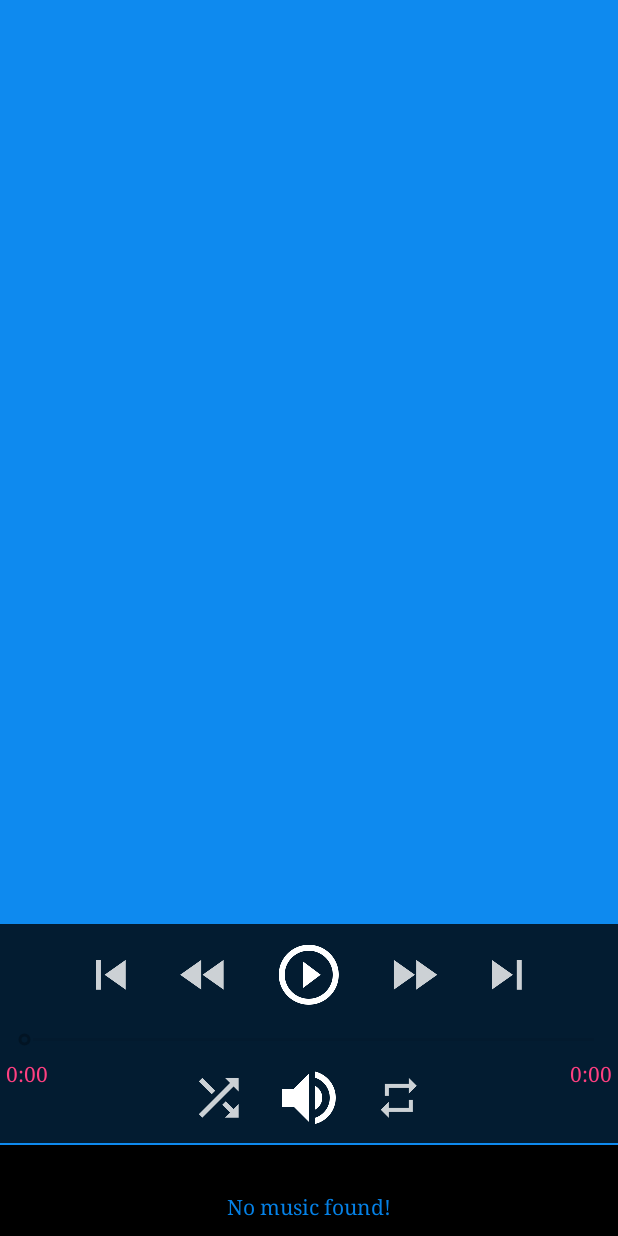
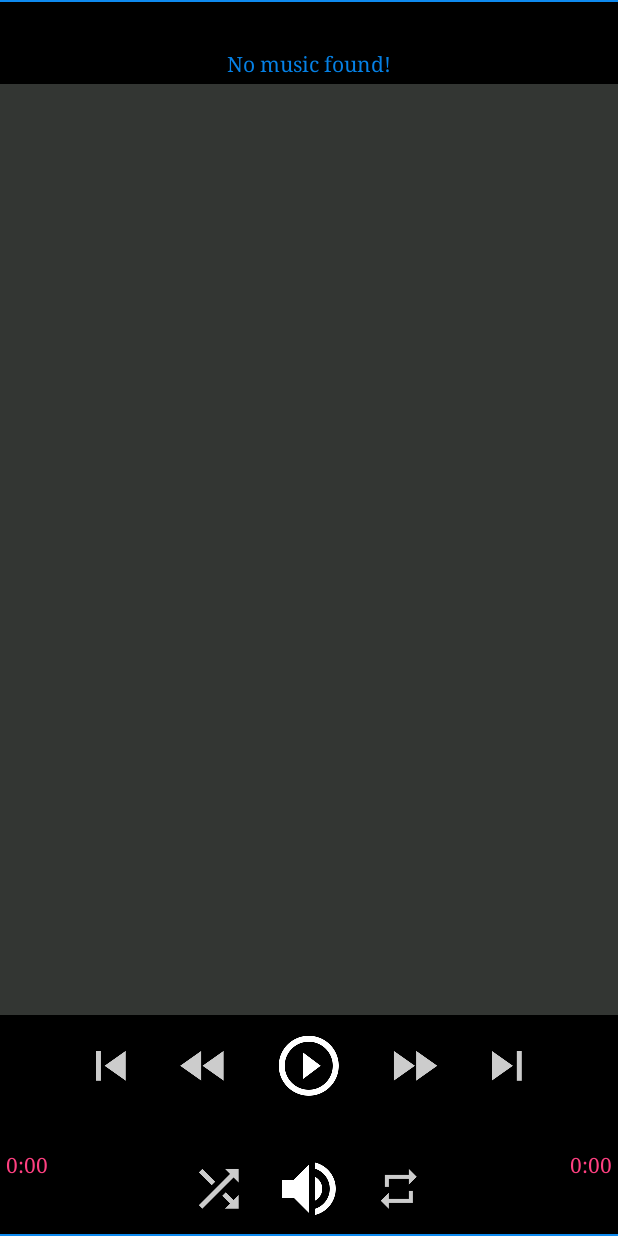
Before and after one commit to DominList/DPLAudioPlayer, an Android app: the screen it shows after launch (MainActivity), on a phone screen of 412 x 824 dp. Run offline under Robolectric (Android 15) with nearby library versions, the light colour scheme and no system bars; 2 statements that could not run were skipped.

Commit message:
layout functions:bottom status:top

```diff
--- a/app/src/main/res/layout/activity_main.xml
+++ b/app/src/main/res/layout/activity_main.xml
@@ -7,14 +7,28 @@
     android:background="@color/colorLight"
     android:orientation="vertical">
 
+    <TextView
+        android:id="@+id/current_track"
+        android:layout_width="match_parent"
+        android:layout_height="wrap_content"
+        android:layout_marginTop="@dimen/activity_horizontal_margin"
+        android:background="@color/colorBlack"
+        android:padding="4dp"
+        android:text="@string/track_info"
+        android:textAlignment="center"
+        android:textColor="@color/colorLight"
+        android:typeface="serif"
+        android:maxLines="1"
+        android:clickable="true"
+        />
 
     <TextView
         android:id="@+id/directory"
         android:layout_width="match_parent"
         android:layout_height="wrap_content"
-        android:layout_alignParentBottom="true"
+        android:layout_below="@id/current_track"
         android:background="@color/colorBlack"
-        android:paddingBottom="10dp"
+        android:paddingBottom="4dp"
         android:paddingLeft="4dp"
         android:paddingRight="4dp"
         android:paddingTop="4dp"
@@ -22,44 +36,18 @@
         android:textAlignment="center"
         android:textColor="@color/colorLight"
         android:typeface="serif"
-        />
-
-
-    <TextView
-        android:id="@+id/current_track"
-        android:layout_width="match_parent"
-        android:layout_height="wrap_content"
-        android:layout_above="@id/directory"
-        android:layout_gravity="center_horizontal"
-        android:layout_marginTop="@dimen/activity_horizontal_margin"
-        android:background="@color/colorBlack"
-        android:padding="4dp"
-        android:text="@string/track_info"
-        android:textAlignment="center"
-        android:textColor="@color/colorLight"
-        android:typeface="serif"
-        android:maxLines="1"/>
-
-    <ListView xmlns:android="http://schemas.android.com/apk/res/android"
-        xmlns:tools="http://schemas.android.com/tools"
-        android:id="@+id/list"
-        android:layout_width="match_parent"
-        android:layout_height="match_parent"
-        android:layout_marginTop="@dimen/activity_horizontal_margin"
-        android:drawSelectorOnTop="true"
-        android:orientation="vertical"
-        tools:context=".MainActivity"
-        android:layout_above="@id/current_track"
+        android:clickable="true"
         />
 
     <RelativeLayout
         android:id="@+id/function_bar"
         android:layout_width="match_parent"
         android:layout_height="60dp"
-        android:layout_above="@id/current_track"
-        android:background="@color/colorBlackTransparent"
+        android:layout_alignParentBottom="true"
+        android:background="@color/colorBlack"
         android:padding="4dp"
         android:clickable="true"
+        android:layout_marginBottom="@dimen/activity_horizontal_margin"
         >
 
 
@@ -151,7 +139,7 @@
         android:layout_width="match_parent"
         android:layout_height="wrap_content"
         android:layout_above="@id/function_bar"
-        android:background="@color/colorBlackTransparent"
+        android:background="@color/colorBlack"
         android:max="100"
         android:progress="0"
         android:clickable="true"
@@ -164,7 +152,7 @@
         android:layout_height="wrap_content"
         android:layout_above="@id/seekBar"
         android:layout_marginTop="0dp"
-        android:background="@color/colorBlackTransparent"
+        android:background="@color/colorBlack"
         android:paddingBottom="10dp"
         android:paddingTop="10dp"
         android:clickable="true"
@@ -235,6 +223,24 @@
     </RelativeLayout>
 
 
+    <ListView xmlns:android="http://schemas.android.com/apk/res/android"
+        xmlns:tools="http://schemas.android.com/tools"
+        android:id="@+id/list"
+        android:layout_width="match_parent"
+        android:layout_height="match_parent"
+        android:drawSelectorOnTop="true"
+        android:orientation="vertical"
+        tools:context=".MainActivity"
+        android:layout_below="@id/directory"
+        android:layout_above="@id/control_bar"
+        android:background="@color/colorPlaylist"
+        />
+
+
+
+
+
+
 
 
 </RelativeLayout>
--- a/app/src/main/res/layout/playlist_item.xml
+++ b/app/src/main/res/layout/playlist_item.xml
@@ -3,8 +3,10 @@
     xmlns:tools="http://schemas.android.com/tools"
     android:layout_width="match_parent"
     android:layout_height="wrap_content"
-    android:background="@color/colorPlaylist"
-    android:orientation="horizontal">
+    android:background="@color/colorLighter"
+    android:orientation="horizontal"
+
+    >
 
     <ImageView
         android:id="@+id/album_image"
@@ -19,7 +21,7 @@
         android:layout_width="0dp"
         android:layout_height="wrap_content"
         android:layout_weight="1"
-        android:background="@color/colorPlaylist"
+        android:background="@android:color/transparent"
         android:orientation="vertical">
 
 
--- a/app/src/main/res/values/colors.xml
+++ b/app/src/main/res/values/colors.xml
@@ -7,6 +7,7 @@
     <color name="colorPlayer">#9502f2</color>
     <color name="colorPlaylist">#333633</color>
     <color name="colorLight">#f50586ef</color>
+    <color name="colorLighter">#285874</color>
     <color name="colorBlackTransparent">#cb000000</color>
     <color name="colorBlack">#000000</color>
 
```
Also changed, not shown: app/src/main/res/drawable-hdpi/ic_action_play.png (deleted), app/src/main/res/drawable-hdpi/ic_play_circle_outline_white_24dp.png (deleted), app/src/main/res/drawable-mdpi/ic_action_play.png (deleted), app/src/main/res/drawable-mdpi/ic_play_circle_outline_white_24dp.png (deleted), app/src/main/res/drawable-xhdpi/ic_action_play.png (deleted), app/src/main/res/drawable-xhdpi/ic_play_circle_outline_white_24dp.png (deleted), app/src/main/res/drawable-xxhdpi/ic_action_play.png (deleted), app/src/main/res/drawable-xxhdpi/ic_play_circle_outline_white_24dp.png (deleted), app/src/main/res/drawable-xxxhdpi/ic_play_circle_outline_white_24dp.png (deleted).
